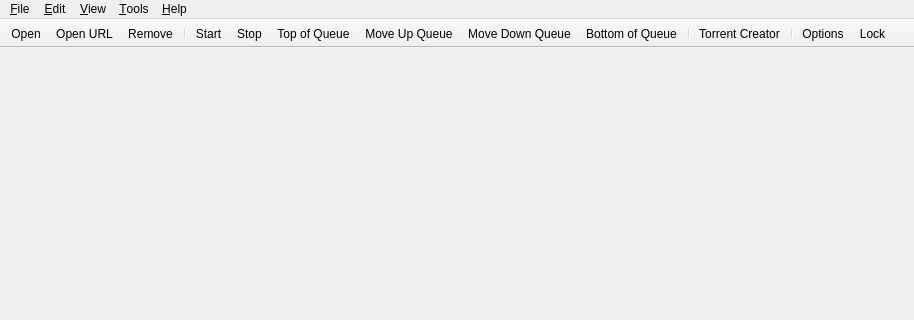
The window that src/gui/mainwindow.ui (qbutt-org/qbutt) describes before a commit, drawn with Qt 5; both pictures show x 0 to 914 and y 0 to 320 of the 914 by 563 pixel window.
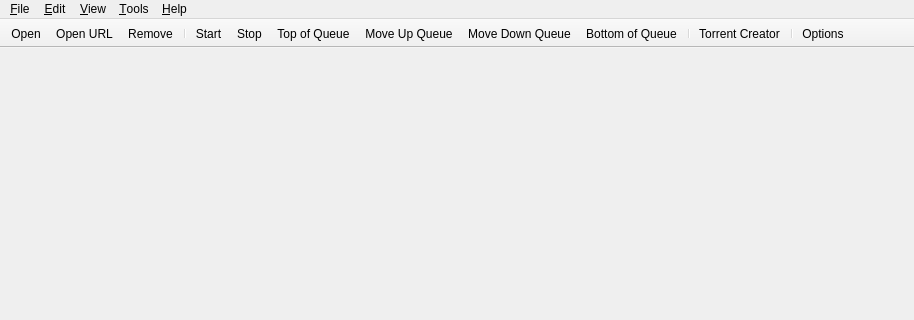
The same window after the commit.

The edit to the form file:
```diff
--- a/src/gui/mainwindow.ui
+++ b/src/gui/mainwindow.ui
@@ -164,7 +164,6 @@
    <addaction name="actionCreateTorrent"/>
    <addaction name="separator"/>
    <addaction name="actionOptions"/>
-   <addaction name="actionLock"/>
   </widget>
   <widget class="QStatusBar" name="statusBar"/>
   <action name="actionOpen">
@@ -347,17 +346,6 @@
     <string>Search &amp;Engine</string>
    </property>
   </action>
-  <action name="actionLock">
-   <property name="text">
-    <string>L&amp;ock qbutt</string>
-   </property>
-   <property name="iconText">
-    <string>Lock</string>
-   </property>
-   <property name="shortcut">
-    <string notr="true">Ctrl+L</string>
-   </property>
-  </action>
   <action name="actionDonateMoney">
    <property name="text">
     <string>Support qBittorrent</string>
```
Left out of the diff: 1 changed line with no effect on the pictures.
